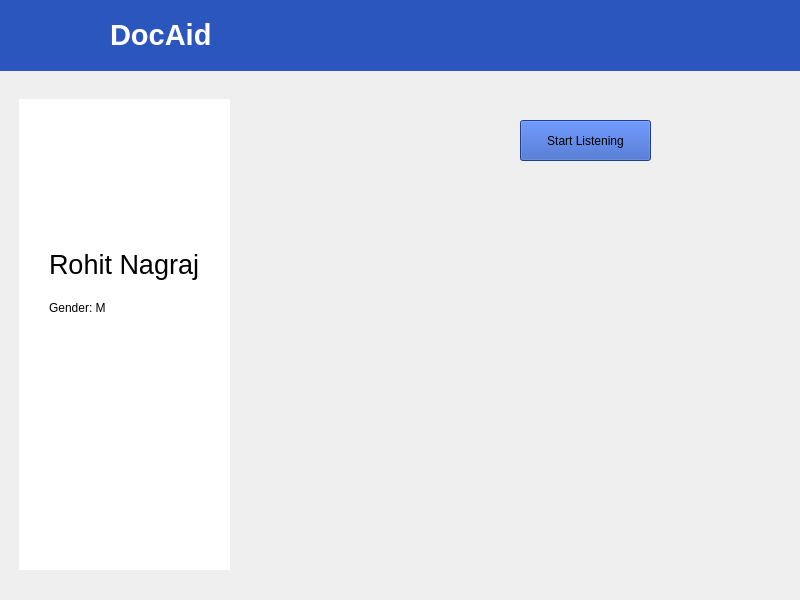
Above: UI/homepage.ui from DocAid/Desktop-Doctor before the change. Below: the same form after it.
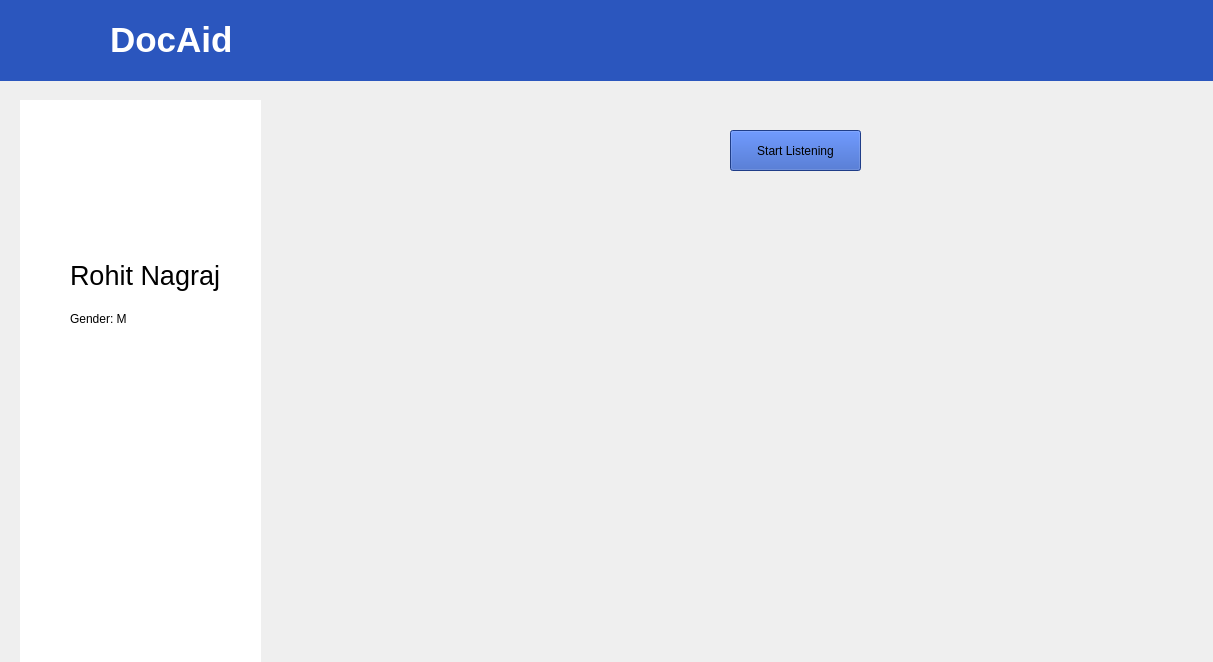
That is the form after the change. Icons and pictures are not drawn.

The edit to the form file:
```diff
--- a/UI/homepage.ui
+++ b/UI/homepage.ui
@@ -6,8 +6,8 @@
    <rect>
     <x>0</x>
     <y>0</y>
-    <width>800</width>
-    <height>600</height>
+    <width>1213</width>
+    <height>662</height>
    </rect>
   </property>
   <property name="windowTitle">
@@ -19,8 +19,8 @@
      <rect>
       <x>0</x>
       <y>0</y>
-      <width>800</width>
-      <height>71</height>
+      <width>1301</width>
+      <height>81</height>
      </rect>
     </property>
     <property name="styleSheet">
@@ -30,7 +30,7 @@
      <property name="geometry">
       <rect>
        <x>30</x>
-       <y>4</y>
+       <y>10</y>
        <width>65</width>
        <height>60</height>
       </rect>
@@ -46,23 +46,23 @@
      <property name="geometry">
       <rect>
        <x>110</x>
-       <y>15</y>
+       <y>20</y>
        <width>121</width>
        <height>41</height>
       </rect>
      </property>
      <property name="text">
-      <string>&lt;html&gt;&lt;head/&gt;&lt;body&gt;&lt;p&gt;&lt;span style=&quot; font-size:22pt; font-weight:600; color:#ffffff;&quot;&gt;DocAid&lt;/span&gt;&lt;/p&gt;&lt;/body&gt;&lt;/html&gt;</string>
+      <string>&lt;html&gt;&lt;head/&gt;&lt;body&gt;&lt;p&gt;&lt;span style=&quot; font-size:26pt; font-weight:600; color:#ffffff;&quot;&gt;DocAid&lt;/span&gt;&lt;/p&gt;&lt;/body&gt;&lt;/html&gt;</string>
      </property>
     </widget>
    </widget>
    <widget class="QWidget" name="widget_2" native="true">
     <property name="geometry">
      <rect>
-      <x>19</x>
-      <y>99</y>
-      <width>211</width>
-      <height>471</height>
+      <x>20</x>
+      <y>100</y>
+      <width>241</width>
+      <height>601</height>
      </rect>
     </property>
     <property name="styleSheet">
@@ -71,8 +71,8 @@
     <widget class="QLabel" name="label_3">
      <property name="geometry">
       <rect>
-       <x>50</x>
-       <y>30</y>
+       <x>70</x>
+       <y>40</y>
        <width>101</width>
        <height>101</height>
       </rect>
@@ -90,8 +90,8 @@
     <widget class="QLabel" name="label_4">
      <property name="geometry">
       <rect>
-       <x>30</x>
-       <y>150</y>
+       <x>50</x>
+       <y>160</y>
        <width>153</width>
        <height>32</height>
       </rect>
@@ -106,8 +106,8 @@
     <widget class="QLabel" name="label_5">
      <property name="geometry">
       <rect>
-       <x>30</x>
-       <y>200</y>
+       <x>50</x>
+       <y>210</y>
        <width>71</width>
        <height>17</height>
       </rect>
@@ -120,8 +120,8 @@
    <widget class="QPushButton" name="pushButton">
     <property name="geometry">
      <rect>
-      <x>520</x>
-      <y>120</y>
+      <x>730</x>
+      <y>130</y>
       <width>131</width>
       <height>41</height>
      </rect>
@@ -136,8 +136,8 @@
    <widget class="QLabel" name="label_6">
     <property name="geometry">
      <rect>
-      <x>460</x>
-      <y>110</y>
+      <x>670</x>
+      <y>120</y>
       <width>41</width>
       <height>51</height>
      </rect>
```
